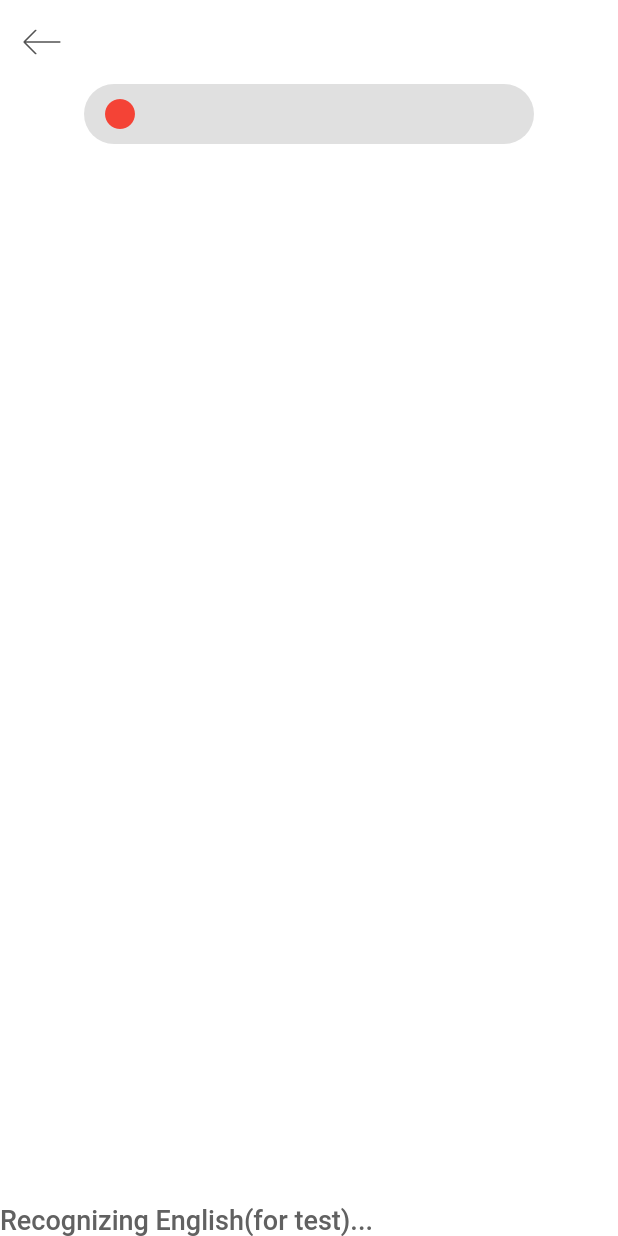
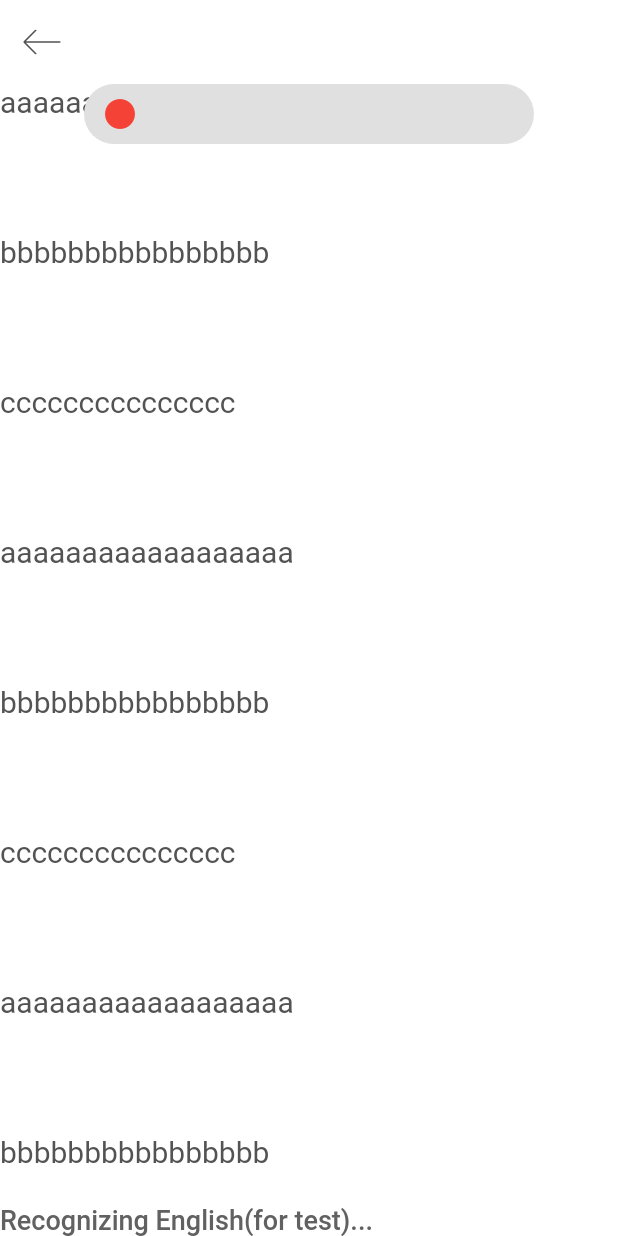
Before and after one commit to TableTopOrg/Knot, a Flutter app: the FloatingNote screen opened directly with empty values, on a phone screen of 412 x 824 dp. Run offline on Flutter 3.47's test engine with Material 2 defaults, Android fonts, the phone set to English and light mode, and no system bars; drawn by our look-alikes of screenshot; our stand-ins replace firebase_core, flutter_svg, font_awesome_flutter, image_gallery_saver, loading_indicator and 2 more; missing offline and left inert: dart:ffi, draggable_scrollbar, flutter_sound, google_speech; accounts and stored records are empty.

Commit message:
scrolling note player

```diff
--- a/lib/pages/note/components/note_page_body.dart
+++ b/lib/pages/note/components/note_page_body.dart
@@ -1,5 +1,6 @@
 import 'dart:io';
 import 'dart:convert';
+import 'package:draggable_scrollbar/draggable_scrollbar.dart';
 import 'package:flutter/material.dart';
 import 'package:knot/pages/note/components/note_page_sketcher.dart';
 import 'package:path_provider/path_provider.dart';
@@ -12,11 +13,13 @@ class NotePageBody extends StatefulWidget {
       {super.key,
       required this.note,
       required this.timestamp,
-      required this.screenshotController});
+      required this.screenshotController,
+      required this.sharedString});
 
   final Note note;
   final int timestamp;
   final ScreenshotController screenshotController;
+  final List<String> sharedString;
 
   @override
   State<NotePageBody> createState() => _NotePageBodyState();
@@ -30,10 +33,23 @@ class _NotePageBodyState extends State<NotePageBody> {
   Color currColor = Colors.black;
   DateTime timeBar = DateTime.now();
 
+  ScrollController _customController = ScrollController();
+  ValueNotifier<int> _counterRepaint = ValueNotifier<int>(0);
+
   @override
   void initState() {
     loadNote();
+    _customController.addListener(() {
+      setState(() {});
+    });
+
     super.initState();
+  }
+
+  @override
+  void dispose() {
+    _customController.dispose();
+    super.dispose();
   }
 
   void screenCapture() async {
@@ -67,11 +83,14 @@ class _NotePageBodyState extends State<NotePageBody> {
 
   void handleDragStart(DragStartDetails dragStartDetails) {
     final box = context.findRenderObject() as RenderBox;
-    final point = box.globalToLocal(dragStartDetails.globalPosition);
+    final point = box
+        .globalToLocal(dragStartDetails.globalPosition)
+        .translate(0, _customController.offset);
 
     setState(() {
       liveLine = LiveLine(DateTime.now());
       liveLine.line = Line([point], currColor, currWidth);
+      liveLine.scrollPosition = _customController.offset;
     });
   }
 
@@ -86,7 +105,9 @@ class _NotePageBodyState extends State<NotePageBody> {
 
   void handleDragUpdate(DragUpdateDetails dragUpdateDetails) {
     final box = context.findRenderObject() as RenderBox;
-    final point = box.globalToLocal(dragUpdateDetails.globalPosition);
+    final point = box
+        .globalToLocal(dragUpdateDetails.globalPosition)
+        .translate(0, _customController.offset);
 
     final path = List<Offset>.from(liveLine.line.path)..add(point);
     setState(() {
@@ -95,20 +116,27 @@ class _NotePageBodyState extends State<NotePageBody> {
   }
 
   List<Line> getLinesUsingTimestamp(int timestamp) {
-    if (timestamp == 0) {
-      return [...liveLines.map((e) => e.line), liveLine.line];
-    } else {
-      return [...liveLines, liveLine]
-          .where((element) =>
+    final filterdLines = timestamp == 0
+        ? [...liveLines, liveLine]
+        : [...liveLines, liveLine].where((element) =>
             (element.endTime?.millisecondsSinceEpoch ?? widget.timestamp) <
-              widget.timestamp)
-          .map((e) => e.line)
-          .toList();
-    }
+            widget.timestamp);
+
+    return filterdLines.map((e) {
+      Line offsetLine = Line(
+          e.line.path
+              .map((l) => l.translate(0, -_customController.offset))
+              .toList(),
+          Colors.red,
+          5);
+      return offsetLine;
+    }).toList();
   }
 
-  GestureDetector buildGestureDetector(BuildContext buildContext) {
-    return GestureDetector(
+  Container buildGestureDetector(BuildContext buildContext) {
+    return Container(
+      padding: const EdgeInsets.fromLTRB(0, 0, 10, 0),
+      child: GestureDetector(
           onPanStart: handleDragStart,
           onPanEnd: handleDragEnd,
           onPanUpdate: handleDragUpdate,
@@ -117,10 +145,15 @@ class _NotePageBodyState extends State<NotePageBody> {
                   color: Colors.transparent,
                   width: MediaQuery.of(context).size.width,
                   height: MediaQuery.of(context).size.height,
-                child: CustomPaint(
+                  child: Stack(
+                    children: [
+                      CustomPaint(
                           painter: Sketcher(
                               lines: getLinesUsingTimestamp(widget.timestamp),
-                )))));
+                              repaint: _counterRepaint)),
+                    ],
+                  )))),
+    );
   }
 
   @override
@@ -128,7 +161,20 @@ class _NotePageBodyState extends State<NotePageBody> {
     return Scaffold(
       backgroundColor: Colors.white,
       body: Stack(
-        children: [buildGestureDetector(context)],
+        children: [
+          ListView(
+            controller: _customController,
+            children: widget.sharedString
+                .map((e) => Container(
+                    height: 100,
+                    child: Text(
+                      e,
+                      style: TextStyle(fontSize: 20),
+                    )))
+                .toList(),
+          ),
+          buildGestureDetector(context),
+        ],
       ),
     );
   }
--- a/lib/pages/note/components/note_page_sketcher.dart
+++ b/lib/pages/note/components/note_page_sketcher.dart
@@ -30,11 +30,13 @@ class LiveLine {
 
   Line line = Line(<Offset>[], Colors.black, 5.0);
   DateTime? startTime, endTime;
+  double? scrollPosition;
 
   LiveLine.fromJson(Map json) {
     line = Line.fromString(json["line"]);
     startTime = DateTime.fromMillisecondsSinceEpoch(json["startTime"]);
     endTime = DateTime.fromMillisecondsSinceEpoch(json["endTime"]);
+    scrollPosition = json["scrollPosition"];
   }
 
   Map toJson() {
@@ -42,14 +44,16 @@ class LiveLine {
       "line": line.offsetToJson(),
       "startTime": startTime?.millisecondsSinceEpoch,
       "endTime": endTime?.millisecondsSinceEpoch,
+      "scrollPosition": scrollPosition
     };
   }
 }
 
 class Sketcher extends CustomPainter {
   final List<Line> lines;
+  final Listenable repaint;
 
-  Sketcher({required this.lines});
+  Sketcher({required this.lines, required this.repaint});
 
   @override
   void paint(Canvas canvas, Size size) {
--- a/lib/pages/note/note_page.dart
+++ b/lib/pages/note/note_page.dart
@@ -35,6 +35,21 @@ class _FloatingNoteState extends State<FloatingNote> {
   double progress = 0;
 
   ScreenshotController screenshotController = ScreenshotController();
+
+  List<String> sharedWords = <String>[
+    "aaaaaaaaaaaaaaaaaa",
+    "bbbbbbbbbbbbbbbb",
+    "ccccccccccccccc",
+    "aaaaaaaaaaaaaaaaaa",
+    "bbbbbbbbbbbbbbbb",
+    "ccccccccccccccc",
+    "aaaaaaaaaaaaaaaaaa",
+    "bbbbbbbbbbbbbbbb",
+    "ccccccccccccccc",
+    "aaaaaaaaaaaaaaaaaa",
+    "bbbbbbbbbbbbbbbb",
+    "ccccccccccccccc",
+  ];
 
   void refresh(int index) {
     setState(() {
@@ -87,12 +102,17 @@ class _FloatingNoteState extends State<FloatingNote> {
             child: NotePageBody(
                 note: widget.note,
                 timestamp: timestamp,
-                screenshotController: screenshotController)),
+                screenshotController: screenshotController,
+                sharedString: sharedWords)),
         Align(
             alignment: Alignment.topCenter,
             child: AudioPlay(
                 note: widget.note, refresh: refresh, progress: progress)),
-        Align(alignment: Alignment.bottomCenter, child: SpeechToTextHalf())
+        Align(
+            alignment: Alignment.bottomCenter,
+            child: SpeechToTextHalf(
+              sharedString: sharedWords,
+            ))
       ]),
     );
   }
--- a/lib/pages/speech_to_text/speech_to_text_half.dart
+++ b/lib/pages/speech_to_text/speech_to_text_half.dart
@@ -5,7 +5,9 @@ import 'package:speech_to_text/speech_recognition_result.dart';
 import 'package:speech_to_text/speech_to_text.dart';
 
 class SpeechToTextHalf extends StatefulWidget {
-  const SpeechToTextHalf({super.key});
+  const SpeechToTextHalf({super.key, required this.sharedString});
+
+  final List<String> sharedString;
 
   @override
   State<SpeechToTextHalf> createState() => _SpeechToTextHalfState();
@@ -41,7 +43,10 @@ class _SpeechToTextHalfState extends State<SpeechToTextHalf> {
       oneSec,
       (Timer timer) {
         if (_speechToText.isNotListening) {
-          if (_lastWords != "") lastWords.add(_lastWords);
+          if (_lastWords != "") {
+            widget.sharedString.add(_lastWords);
+            lastWords.add(_lastWords);
+          }
           _lastWords = "";
           _startListening();
         }
@@ -82,7 +87,22 @@ class _SpeechToTextHalfState extends State<SpeechToTextHalf> {
   Widget build(BuildContext context) {
     return SizedBox(
       height: 400,
-      child: ListView(reverse: true, children: <Widget>[
+      child: Align(
+        alignment: Alignment.bottomLeft,
+        child: Text(
+          _lastWords == "" ? "Recognizing English(for test)..." : _lastWords,
+          style: TextStyle(
+              color: Colors.grey[700],
+              fontSize: 18,
+              fontWeight: FontWeight.w500),
+        ),
+      ),
+      // child: buildSTTlist(),
+    );
+  }
+
+  ListView buildSTTlist() {
+    return ListView(reverse: true, children: <Widget>[
       ...lastWords
           .map((e) => Text(
                 e,
@@ -95,12 +115,9 @@ class _SpeechToTextHalfState extends State<SpeechToTextHalf> {
       Text(
         _lastWords == "" ? "Recognizing English(for test)..." : _lastWords,
         style: TextStyle(
-              color: Colors.grey[700],
-              fontSize: 18,
-              fontWeight: FontWeight.w500),
+            color: Colors.grey[700], fontSize: 18, fontWeight: FontWeight.w500),
       ),
-      ]),
-    );
+    ]);
   }
   // @override
   // Widget build(BuildContext context) {
--- a/pubspec.yaml
+++ b/pubspec.yaml
@@ -51,6 +51,7 @@ dependencies:
   screenshot: ^1.2.3
   path_provider: ^2.0.11
   image_gallery_saver: ^1.7.1
+  draggable_scrollbar: ^0.1.0
 
 dev_dependencies:
   flutter_test:
```
Also changed, not shown: pubspec.lock. Lines whose indentation alone changed are shown as unchanged.
